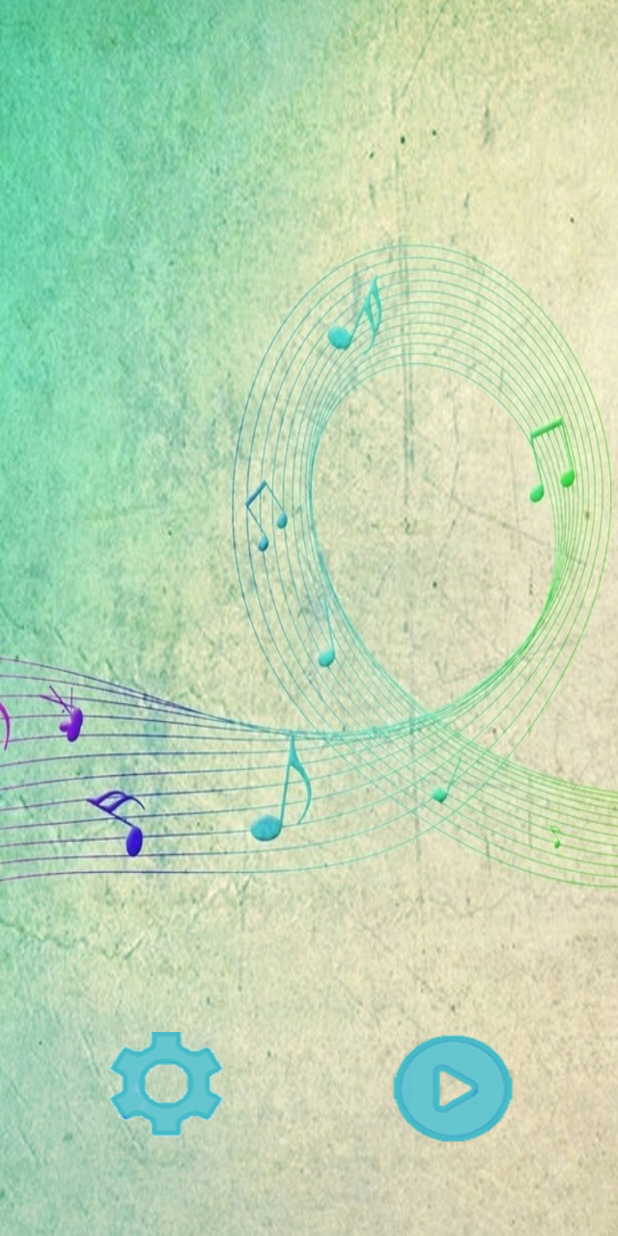
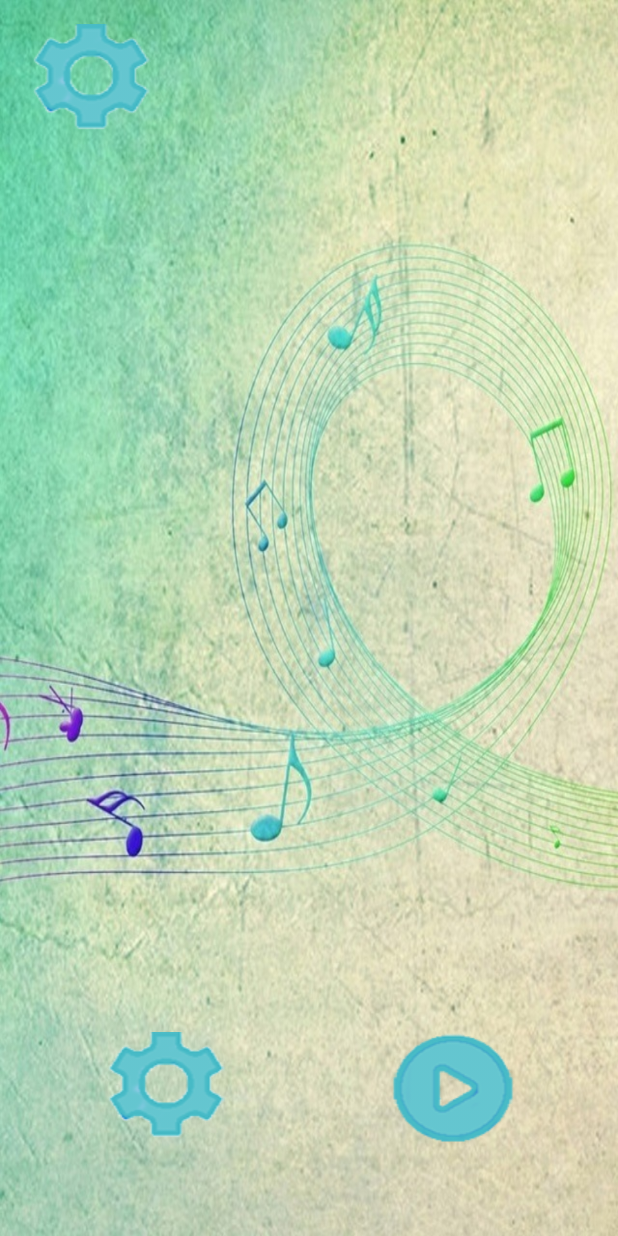
Before and after one commit to MorganeRoy/MusicV2, an Android app: the screen it shows after launch (MenuActivity), on a phone screen of 412 x 824 dp. Run offline under Robolectric (Android 15) with nearby library versions, the light colour scheme and no system bars.

Commit message:
Add button test

```diff
--- a/app/src/main/java/com/example/morganeroy/music/MenuActivity.java
+++ b/app/src/main/java/com/example/morganeroy/music/MenuActivity.java
@@ -11,7 +11,7 @@ public class MenuActivity extends Activity {
 
     private Button musicButton;
     private Button optionButton;
-    private Button quitterButton;
+    private Button testButton;
 
     @Override
     protected void onCreate(Bundle savedInstanceState) {
@@ -36,5 +36,14 @@ public class MenuActivity extends Activity {
             }
         });
 
+        testButton = (Button) findViewById(R.id.button_test);
+        testButton.setOnClickListener(new View.OnClickListener() {
+            @Override
+            public void onClick(View v) {
+                Intent option = new Intent(MenuActivity.this, OptionActivity.class);
+                startActivity(option);
+            }
+        });
+
     }
 }
--- a/app/src/main/res/layout/activity_menu.xml
+++ b/app/src/main/res/layout/activity_menu.xml
@@ -30,5 +30,12 @@
         android:layout_alignParentStart="true"
         android:layout_marginStart="50dp" />
 
+    <Button
+        android:layout_width="wrap_content"
+        android:layout_height="wrap_content"
+        android:id="@+id/button_test"
+        android:background="@drawable/option"
+        android:layout_alignParentStart="true" />
+
 
 </RelativeLayout>
```
